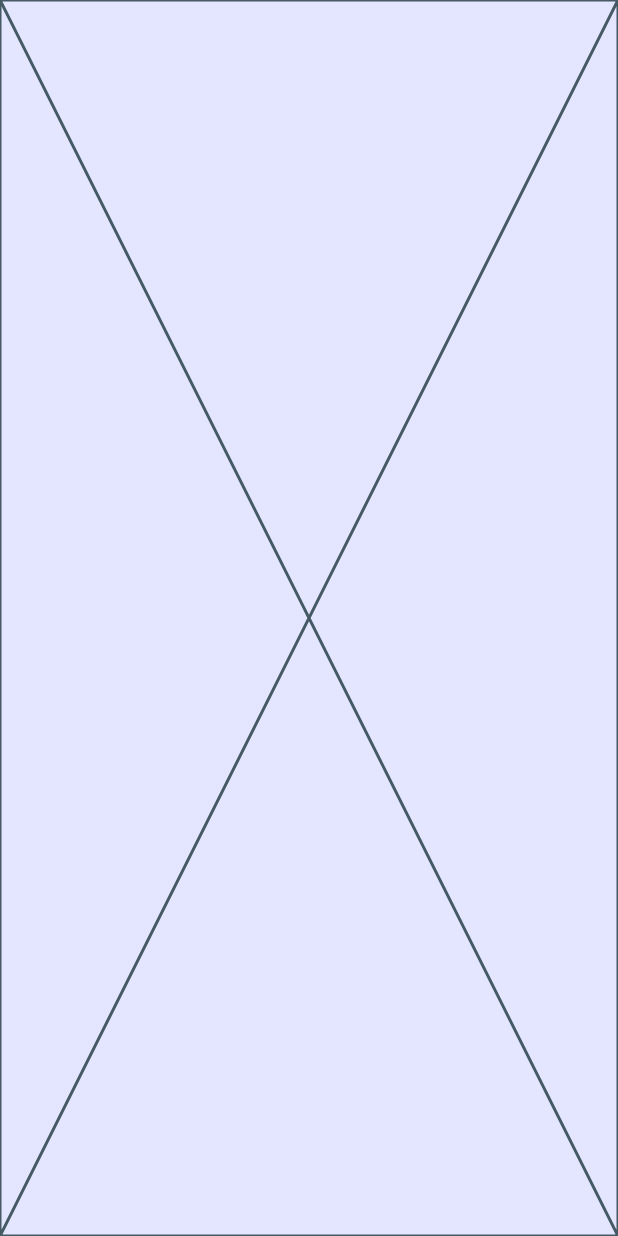
After one commit to assil-mathlouthi/quizz_app, a Flutter app: the QuizView screen opened by its route, on a phone screen of 412 x 824 dp. The commit adds this screen. Run offline on Flutter 3.47's test engine with Material 3 defaults, Android fonts, the phone set to English and light mode, and no system bars; our stand-ins replace dio, flutter_svg, get.

Commit message:
add quiz view

```diff
--- /dev/null
+++ b/lib/features/quizz/views/quiz_view.dart
@@ -0,0 +1,15 @@
+
+
+import 'package:flutter/material.dart';
+import 'package:quizz_app/features/quizz/widgets/quiz_view_body.dart';
+
+class QuizView extends StatelessWidget {
+  const QuizView({super.key});
+
+  @override
+  Widget build(BuildContext context) {
+    return const Scaffold(
+      body: SafeArea(child: QuizViewBody()),
+    );
+  }
+}
--- /dev/null
+++ b/lib/features/quizz/widgets/quiz_view_body.dart
@@ -0,0 +1,13 @@
+
+
+
+import 'package:flutter/material.dart';
+
+class QuizViewBody extends StatelessWidget {
+  const QuizViewBody({super.key});
+
+  @override
+  Widget build(BuildContext context) {
+    return const Placeholder();
+  }
+}
```
Also changed, not shown: lib/core/utils/app_router.dart (+6 -1 lines).
